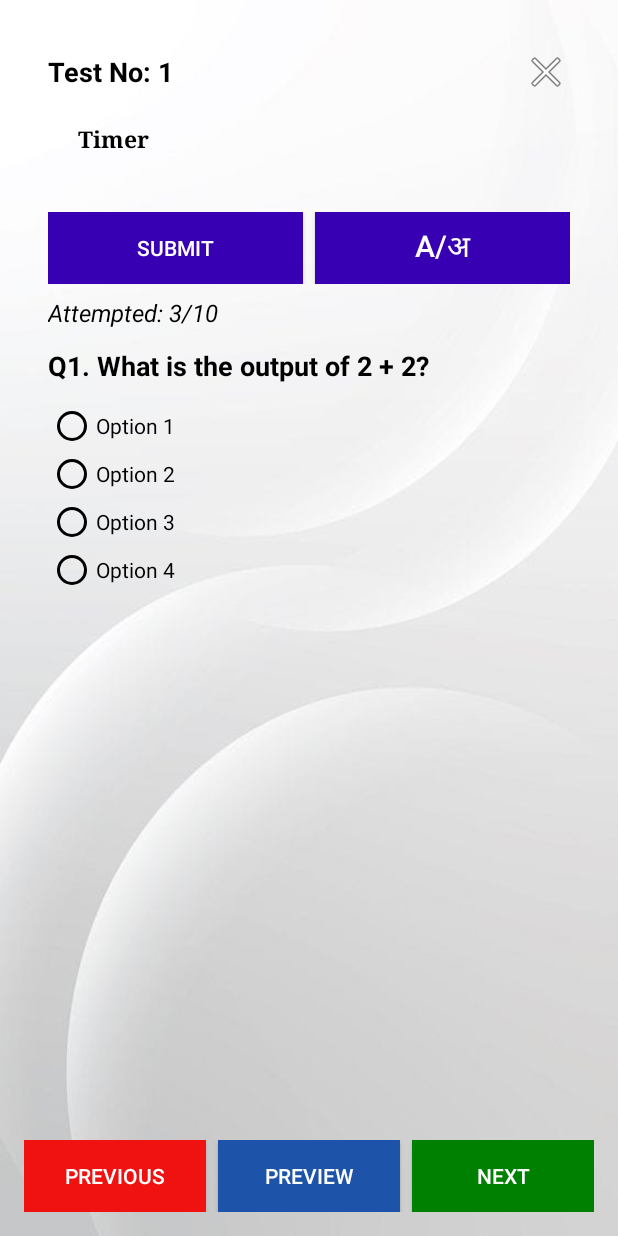
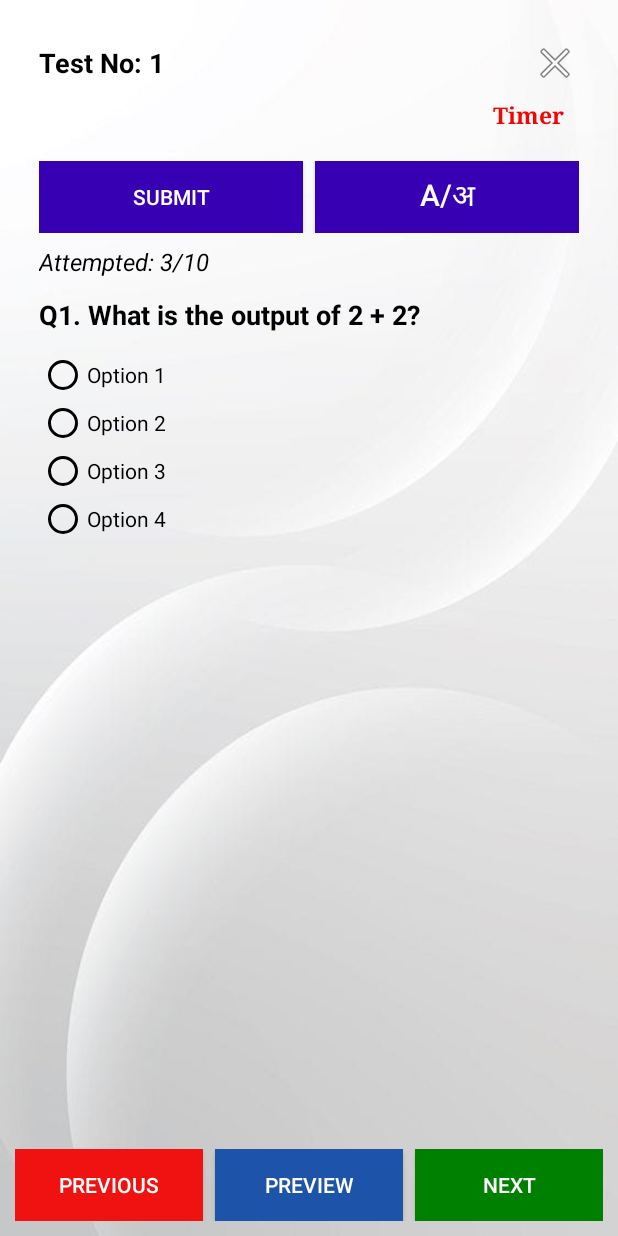
Before and after one commit to Nandani2005/cognitest, an Android app built with Jetpack Compose: the layout activity_qapage.xml on its own in the app's theme, with its tools: preview values and no code run, on a phone screen of 412 x 824 dp. Run offline under Robolectric (Android 15) with nearby library versions, the phone set to English and light mode, and no system bars.

Commit message:
new layout added

```diff
--- a/app/src/main/res/layout/activity_qapage.xml
+++ b/app/src/main/res/layout/activity_qapage.xml
@@ -4,12 +4,12 @@
     android:layout_width="match_parent"
     android:layout_height="match_parent"
     android:background="@drawable/homebg"
-    android:padding="16dp">
+    android:padding="10dp">
 
     <LinearLayout
         android:id="@+id/mainContainer"
         android:layout_width="match_parent"
-        android:layout_height="1000dp"
+        android:layout_height="match_parent"
         android:layout_alignParentStart="true"
         android:layout_alignParentTop="true"
         android:layout_alignParentEnd="true"
@@ -17,7 +17,7 @@
         android:layout_marginStart="16dp"
         android:layout_marginTop="16dp"
         android:layout_marginEnd="16dp"
-        android:layout_marginBottom="333dp"
+
         android:orientation="vertical">
 
         <!-- Top Bar: Test No and Close -->
@@ -50,16 +50,15 @@
             android:layout_width="match_parent"
             android:layout_height="wrap_content"
             android:orientation="horizontal"
-            android:paddingBottom="8dp">
+            android:gravity="end"
+            >
         <TextView
             android:layout_width="wrap_content"
             android:layout_height="wrap_content"
-            android:layout_gravity="right"
+            android:layout_gravity="end"
             android:text="Timer"
             android:textSize="15dp"
-            android:textColor="#000"
-            android:padding="10dp"
-
+            android:textColor="#F20505"
             android:textFontWeight="600"
             android:fontFamily="serif"
             android:layout_margin="10dp"
```
Also changed, not shown: app/src/main/java/com/example/cognigent/QAPage.kt (+36 -62 lines).
